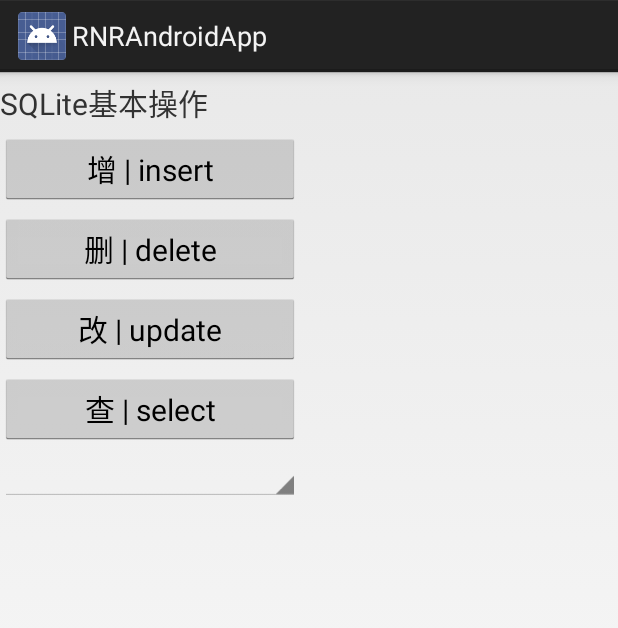
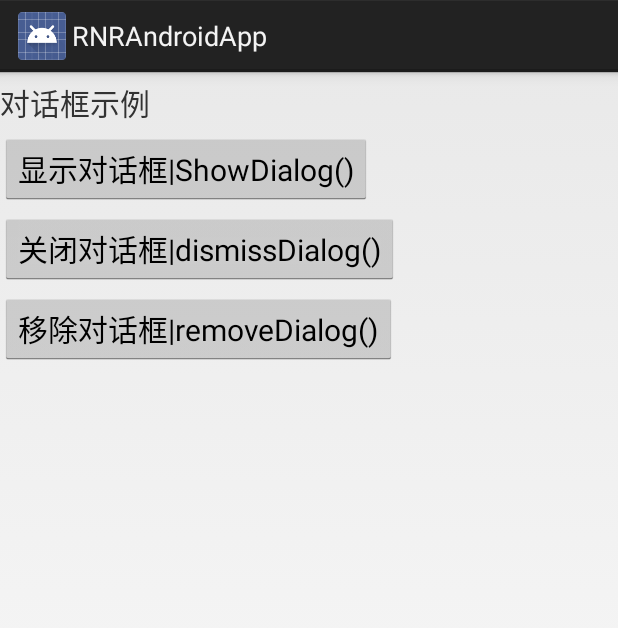
Before and after one commit to skywalkerlry/RNRAndroidApp, an Android app: the layout activity_main.xml on its own in the app's theme, with its tools: preview values and no code run, on a phone screen of 412 x 824 dp. Shown: the top 628 px of the screen. Run offline under Robolectric (Android 15) with nearby library versions, the phone set to English and light mode, and no system bars.

Commit message:
class 17

```diff
--- a/app/src/main/AndroidManifest.xml
+++ b/app/src/main/AndroidManifest.xml
@@ -7,7 +7,7 @@
         android:icon="@drawable/ic_launcher"
         android:label="@string/app_name"
         android:theme="@style/AppTheme" >
-        <activity android:name="com.example.rnrandroidapp.MainActivity"
+        <activity android:name="com.example.rnrandroidapp.MainHelloAlertDialog"
             android:label="@string/title_activity_main"
             >
         </activity>
--- a/app/src/main/res/layout/activity_main.xml
+++ b/app/src/main/res/layout/activity_main.xml
@@ -1,69 +1,15 @@
 <?xml version="1.0" encoding="utf-8"?>
-<LinearLayout
-    android:layout_height="fill_parent"
-    android:layout_width="fill_parent"
-    android:orientation="vertical"
-    xmlns:android="http://schemas.android.com/apk/res/android">
-    <TextView
-        android:layout_height="wrap_content"
-        android:layout_width="wrap_content"
-        android:textSize="20sp"
-        android:layout_marginTop="5dp"
-        android:id="@+id/TextView01"
-        android:text="SQLite基本操作">
+<LinearLayout android:layout_height="fill_parent" android:layout_width="fill_parent" android:orientation="vertical" xmlns:android="http://schemas.android.com/apk/res/android">
+
+    <TextView android:layout_height="wrap_content" android:layout_width="wrap_content" android:id="@+id/TextView01" android:text="对话框示例" android:textSize="20sp" android:layout_marginTop="5dp">
     </TextView>
 
-    <Button
-        android:layout_height="wrap_content"
-        android:layout_width="wrap_content"
-        android:textSize="20sp"
-        android:layout_marginTop="5dp"
-        android:id="@+id/Button01"
-        android:text="增 | insert"
-        android:minWidth="200dp">
+    <Button android:layout_height="wrap_content" android:layout_width="wrap_content" android:id="@+id/Button01" android:text="显示对话框|ShowDialog()" android:textSize="20sp" android:layout_marginTop="5dp">
     </Button>
 
-    <Button
-        android:layout_height="wrap_content"
-        android:layout_width="wrap_content"
-        android:textSize="20sp"
-        android:layout_marginTop="5dp"
-        android:id="@+id/Button02"
-        android:text="删 | delete"
-        android:minWidth="200dp">
+    <Button android:layout_height="wrap_content" android:layout_width="wrap_content" android:id="@+id/Button02" android:text="关闭对话框|dismissDialog()" android:textSize="20sp" android:layout_marginTop="5dp">
     </Button>
 
-    <Button
-        android:layout_height="wrap_content"
-        android:layout_width="wrap_content"
-        android:textSize="20sp"
-        android:layout_marginTop="5dp"
-        android:id="@+id/Button03"
-        android:text="改 | update"
-        android:minWidth="200dp"></Button>
-
-    <Button
-        android:layout_height="wrap_content"
-        android:layout_width="wrap_content"
-        android:textSize="20sp"
-        android:layout_marginTop="5dp"
-        android:id="@+id/Button04"
-        android:text="查 | select"
-        android:minWidth="200dp"></Button>
-
-    <Spinner
-        android:layout_height="wrap_content"
-        android:layout_width="wrap_content"
-        android:layout_marginTop="5dp"
-        android:id="@+id/Spinner01"
-        android:minWidth="200dp">
-    </Spinner>
-
-    <TextView
-        android:layout_height="wrap_content"
-        android:layout_width="wrap_content"
-        android:textSize="20sp"
-        android:layout_marginTop="5dp"
-        android:id="@+id/TextView02">
-    </TextView>
+    <Button android:layout_height="wrap_content" android:layout_width="wrap_content" android:id="@+id/Button03" android:text="移除对话框|removeDialog()" android:textSize="20sp" android:layout_marginTop="5dp">
+    </Button>
 </LinearLayout>
```
Also changed, not shown: app/src/main/java/com/example/rnrandroidapp/DbHelper.java (deleted, +0 -27 lines), app/src/main/java/com/example/rnrandroidapp/MainActivity.java (deleted, +0 -211 lines), app/src/main/java/com/example/rnrandroidapp/MainHelloAlertDialog.java (added, +108 -0 lines), app/src/main/res/menu/main.xml (+11 -4 lines).
